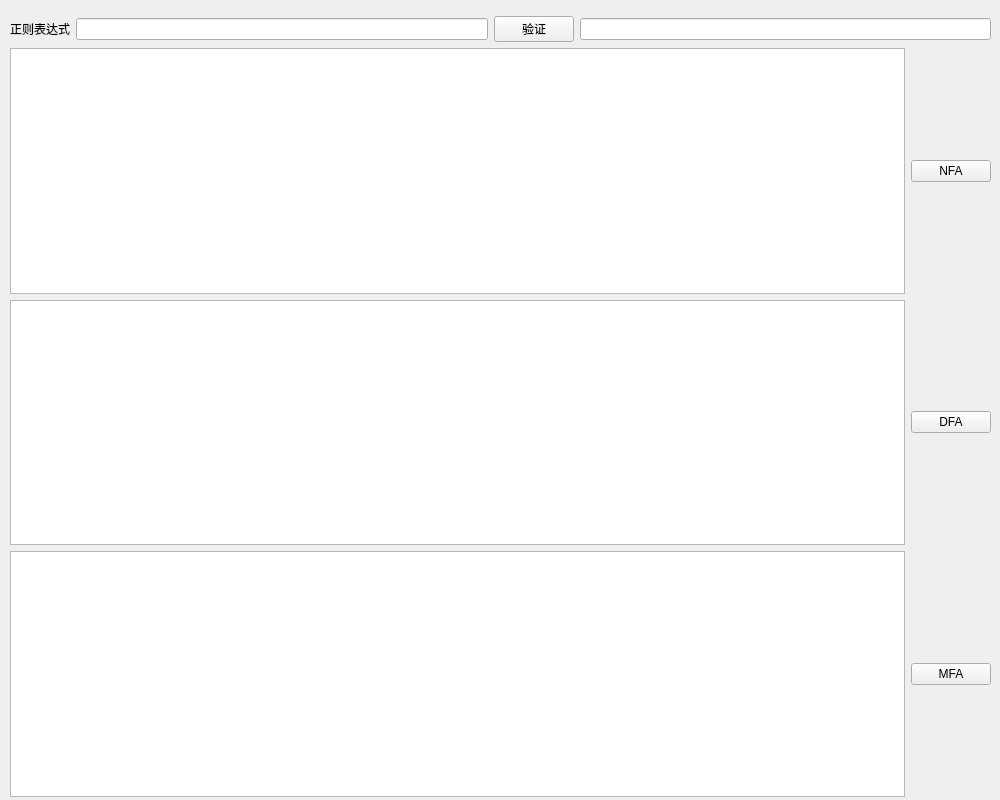
Before: the Qt Designer form dfaGUI.ui in world-XNB/Compiler, drawn with Qt 5.
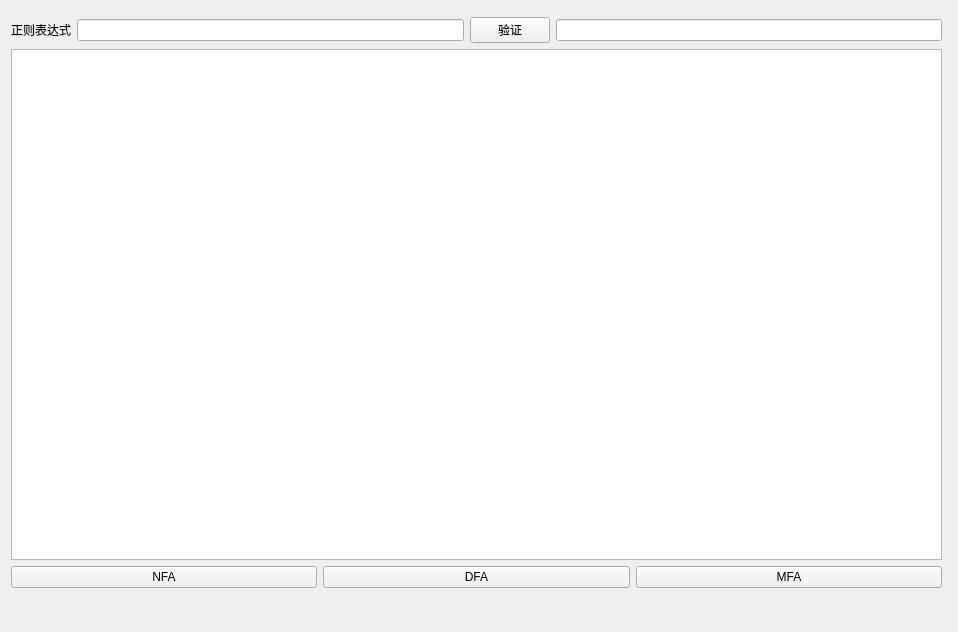
After: the same form once the commit is applied.

```diff
--- a/dfaGUI.ui
+++ b/dfaGUI.ui
@@ -6,8 +6,8 @@
    <rect>
     <x>0</x>
     <y>0</y>
-    <width>1000</width>
-    <height>800</height>
+    <width>958</width>
+    <height>632</height>
    </rect>
   </property>
   <property name="windowTitle">
@@ -16,10 +16,10 @@
   <widget class="QWidget" name="layoutWidget">
    <property name="geometry">
     <rect>
-     <x>10</x>
-     <y>16</y>
-     <width>981</width>
-     <height>781</height>
+     <x>11</x>
+     <y>17</y>
+     <width>931</width>
+     <height>571</height>
     </rect>
    </property>
    <layout class="QVBoxLayout" name="verticalLayout_2">
@@ -50,10 +50,10 @@
     <item>
      <layout class="QVBoxLayout" name="verticalLayout">
       <item>
-       <layout class="QHBoxLayout" name="horizontalLayout_3">
-        <item>
-         <widget class="QGraphicsView" name="graphicsView"/>
-        </item>
+       <widget class="QGraphicsView" name="graphicsView_3"/>
+      </item>
+      <item>
+       <layout class="QHBoxLayout" name="horizontalLayout_2">
         <item>
          <widget class="QPushButton" name="pushButton_2">
           <property name="text">
@@ -61,26 +61,12 @@
           </property>
          </widget>
         </item>
-       </layout>
-      </item>
-      <item>
-       <layout class="QHBoxLayout" name="horizontalLayout_4">
-        <item>
-         <widget class="QGraphicsView" name="graphicsView_2"/>
-        </item>
         <item>
          <widget class="QPushButton" name="pushButton_3">
           <property name="text">
            <string>DFA</string>
           </property>
          </widget>
-        </item>
-       </layout>
-      </item>
-      <item>
-       <layout class="QHBoxLayout" name="horizontalLayout_5">
-        <item>
-         <widget class="QGraphicsView" name="graphicsView_3"/>
         </item>
         <item>
          <widget class="QPushButton" name="pushButton_4">
```
